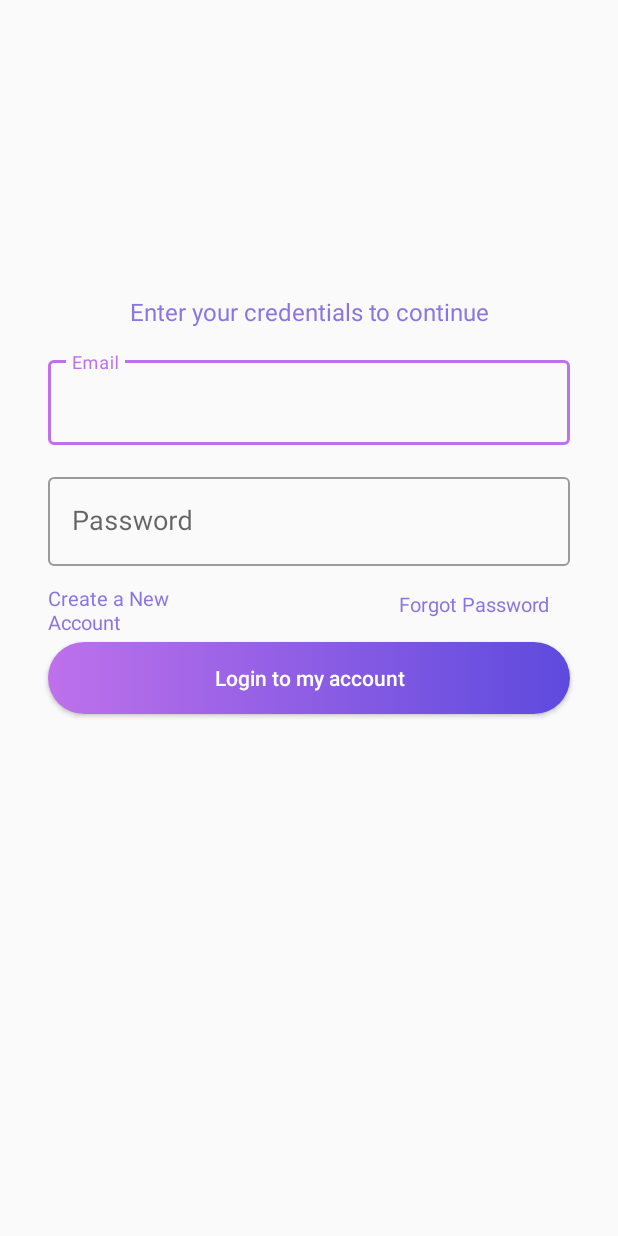
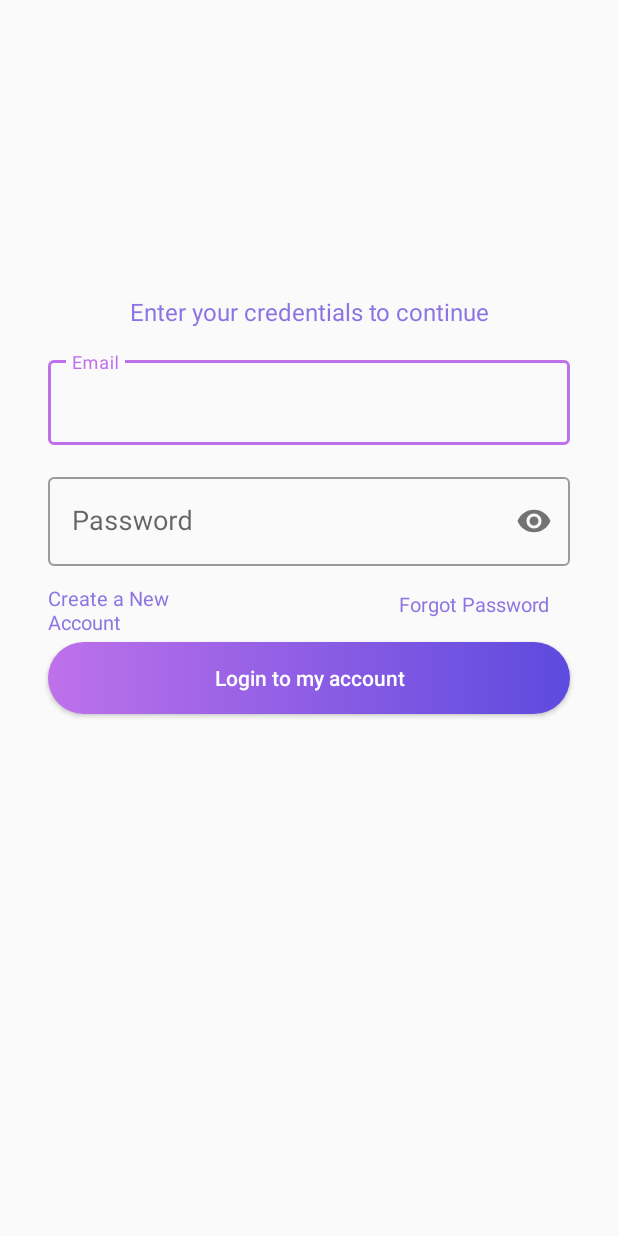
Before and after one commit to StrangeNoob/Storeopedia, an Android app: the ShopkeeperLoginActivity screen opened directly, with no data from a screen before it, on a phone screen of 412 x 824 dp. Run offline under Robolectric (Android 15) with nearby library versions, the phone set to English and light mode, and no system bars; our stand-ins replace Firebase (no records; nobody signed in at launch, a user with empty details on screens opened directly).

Commit message:
Minor Bug fixes in Google Map(3)

```diff
--- a/app/src/main/java/com/example/hackathon/fragments/CustomerHomeFragment.kt
+++ b/app/src/main/java/com/example/hackathon/fragments/CustomerHomeFragment.kt
@@ -227,6 +227,7 @@ class CustomerHomeFragment : Fragment(),OnMapReadyCallback {
         var msg = "Updated Location: " + location.latitude + " , " + location.longitude
         Log.d("User Detail",msg)
         val location = LatLng(location.latitude, location.longitude)
+        shopFromDB(location)
         googleMap!!.clear()
         googleMap.moveCamera(CameraUpdateFactory.newLatLng(location))
 
--- a/app/src/main/res/layout/activity_shopkeeper_login.xml
+++ b/app/src/main/res/layout/activity_shopkeeper_login.xml
@@ -56,6 +56,7 @@
         android:layout_marginBottom="16dp"
         android:hint="Password"
         app:layout_constraintBottom_toTopOf="@+id/textInputLayout3"
+        app:passwordToggleEnabled="true"
         app:layout_constraintEnd_toEndOf="parent"
         app:layout_constraintHorizontal_bias="1.0"
         app:layout_constraintStart_toStartOf="@+id/shopkeeper_LoginBtn"
@@ -68,6 +69,7 @@
             android:ems="10"
             android:imeOptions="actionDone"
             android:inputType="textPassword"
+            android:password="true"
             android:singleLine="true"
             android:textSize="18dp" />
     </com.google.android.material.textfield.TextInputLayout>
```
